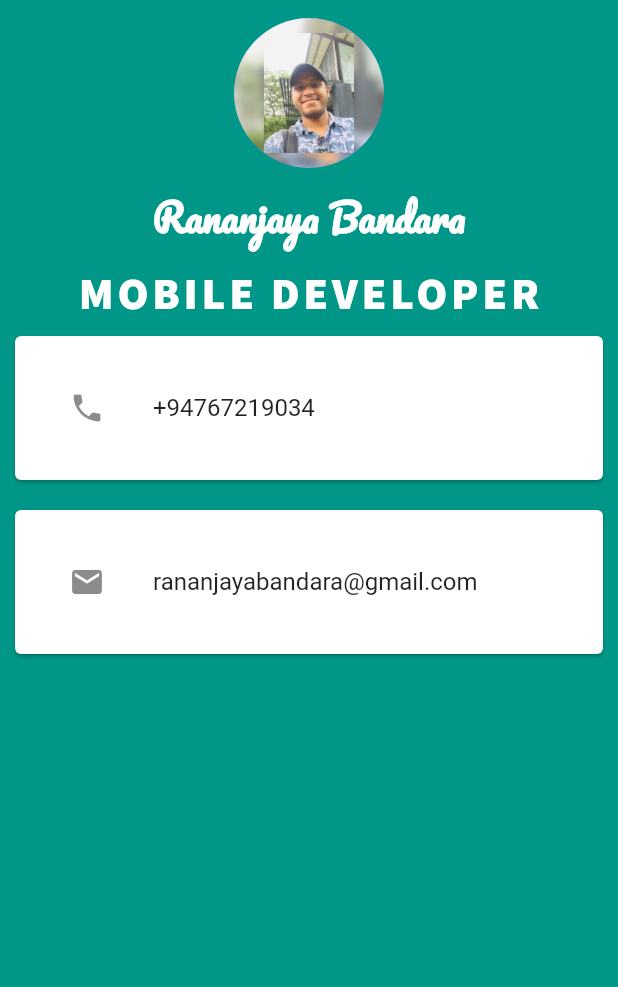
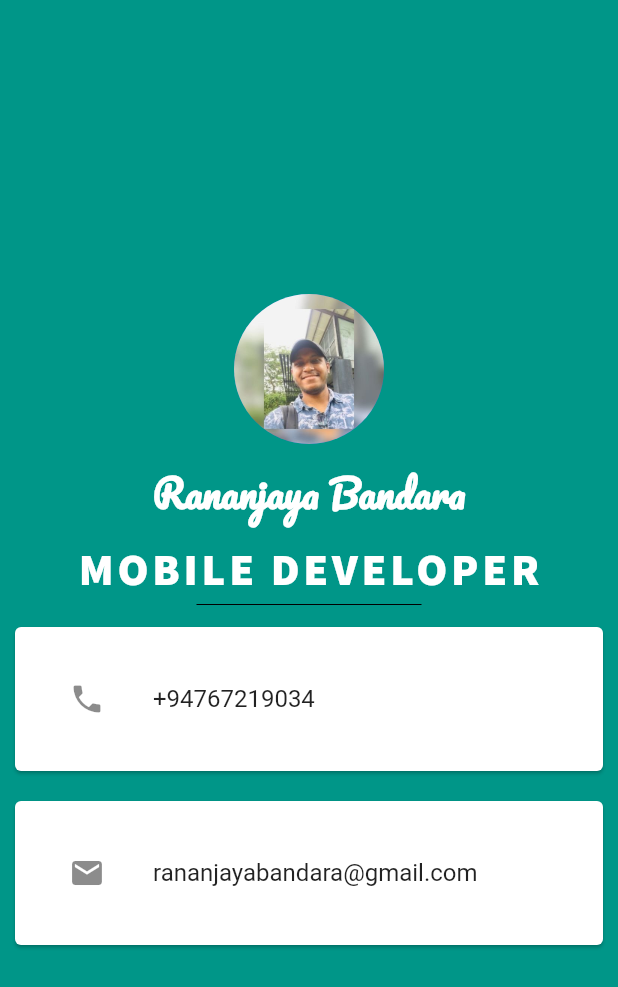
Before and after one commit to Rananjaya/flutter_new, a Flutter app: the screen it shows after launch, on a phone screen of 412 x 824 dp. Shown: the top 987 px of the screen. Run offline on Flutter 3.47's test engine with Material 2 defaults, Android fonts, the phone set to English and light mode, and no system bars.

Commit message:
bis card app done

```diff
--- a/lib/main.dart
+++ b/lib/main.dart
@@ -14,6 +14,7 @@ class MyApp  extends StatelessWidget {
           backgroundColor: Colors.teal,
            body: SafeArea(
                 child:Column(
+                  mainAxisAlignment: MainAxisAlignment.center,
                   children: [
                     SizedBox(
                       height: 12.0,
@@ -47,9 +48,18 @@ class MyApp  extends StatelessWidget {
                           letterSpacing: 2.5,
                         ),
                       ),
+                    SizedBox(
+                      width: 150.0,
+                      height: 10.0,
+                      child: Divider(
+
+                        color: Colors.black,
+
+                      ),
+                    ),
 
                     Card(
-                      color: Colors.white,
+                      // color: Colors.white,
                       margin: EdgeInsets.symmetric(vertical: 10.0,horizontal: 10.0),
                       // padding: EdgeInsets.all(20.0),
                       child: Padding(
@@ -61,7 +71,7 @@ class MyApp  extends StatelessWidget {
                       ),
                     ),
                     Card(
-                      color: Colors.white,
+                      // color: Colors.white, // by default card is comes with white color. you can delete this color property here without problem
                       margin: EdgeInsets.symmetric(vertical: 10.0,horizontal: 10.0),
                       // padding: EdgeInsets.all(20.0),
                       child: Padding(
```
